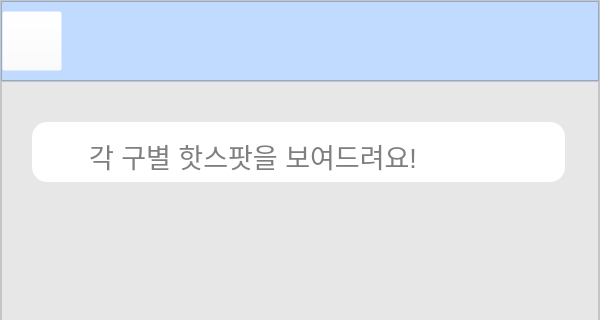
This is seoul_main_page.ui in yunjae6875/seoul_trip_program as Qt 5 draws it before an edit; both pictures show x 0 to 600 and y 0 to 320 of the 600 by 850 pixel window. The edited form follows.
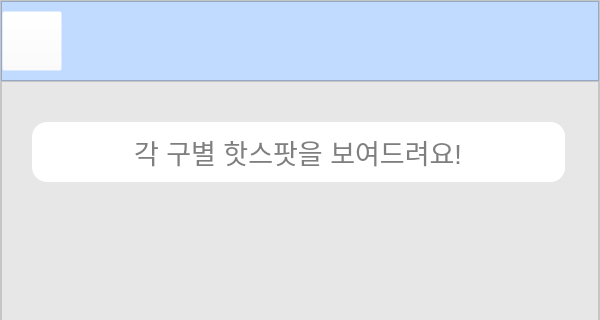
This is the edited form. Icons and pictures are not drawn.

Commit message: 0705 ui 수정

Patch:
```diff
--- a/seoul_main_page.ui
+++ b/seoul_main_page.ui
@@ -1648,6 +1648,37 @@
                     <enum>QFrame::Raised</enum>
                    </property>
                    <layout class="QHBoxLayout" name="horizontalLayout_27">
+                    <property name="spacing">
+                     <number>0</number>
+                    </property>
+                    <property name="leftMargin">
+                     <number>0</number>
+                    </property>
+                    <property name="topMargin">
+                     <number>0</number>
+                    </property>
+                    <property name="rightMargin">
+                     <number>0</number>
+                    </property>
+                    <property name="bottomMargin">
+                     <number>0</number>
+                    </property>
+                    <item>
+                     <spacer name="horizontalSpacer_27">
+                      <property name="orientation">
+                       <enum>Qt::Horizontal</enum>
+                      </property>
+                      <property name="sizeType">
+                       <enum>QSizePolicy::Fixed</enum>
+                      </property>
+                      <property name="sizeHint" stdset="0">
+                       <size>
+                        <width>30</width>
+                        <height>20</height>
+                       </size>
+                      </property>
+                     </spacer>
+                    </item>
                     <item>
                      <widget class="QLabel" name="label_8">
                       <property name="minimumSize">
@@ -1673,12 +1704,28 @@
                       </property>
                      </widget>
                     </item>
+                    <item>
+                     <spacer name="horizontalSpacer_29">
+                      <property name="orientation">
+                       <enum>Qt::Horizontal</enum>
+                      </property>
+                      <property name="sizeType">
+                       <enum>QSizePolicy::Fixed</enum>
+                      </property>
+                      <property name="sizeHint" stdset="0">
+                       <size>
+                        <width>30</width>
+                        <height>20</height>
+                       </size>
+                      </property>
+                     </spacer>
+                    </item>
                     <item>
                      <widget class="QLineEdit" name="lineEdit">
                       <property name="minimumSize">
                        <size>
                         <width>0</width>
-                        <height>50</height>
+                        <height>60</height>
                        </size>
                       </property>
                       <property name="font">
```
